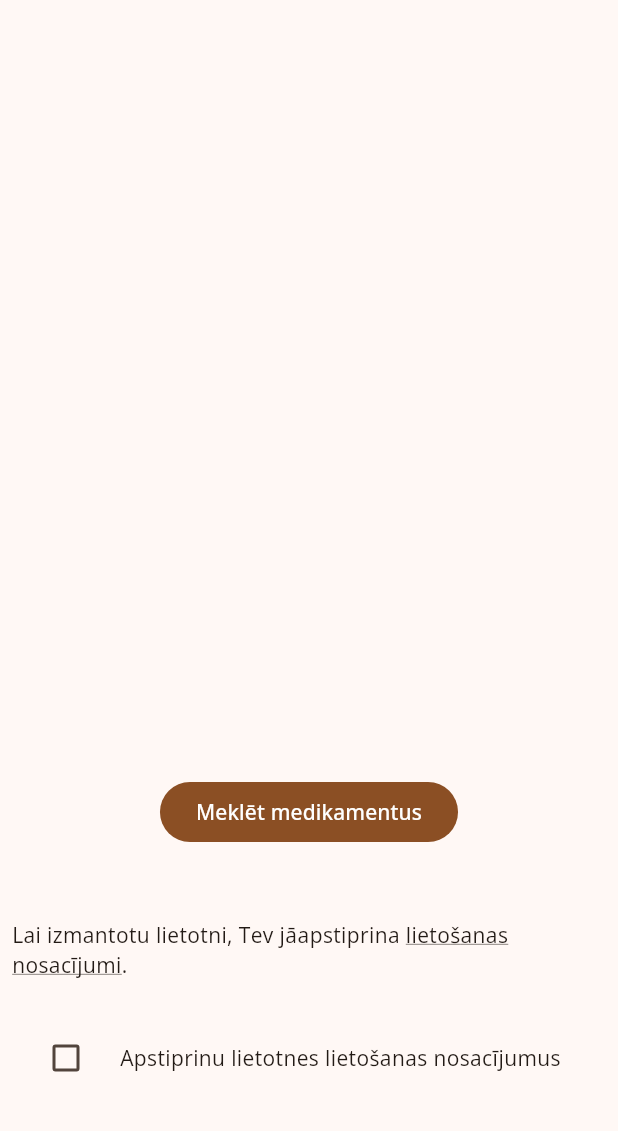
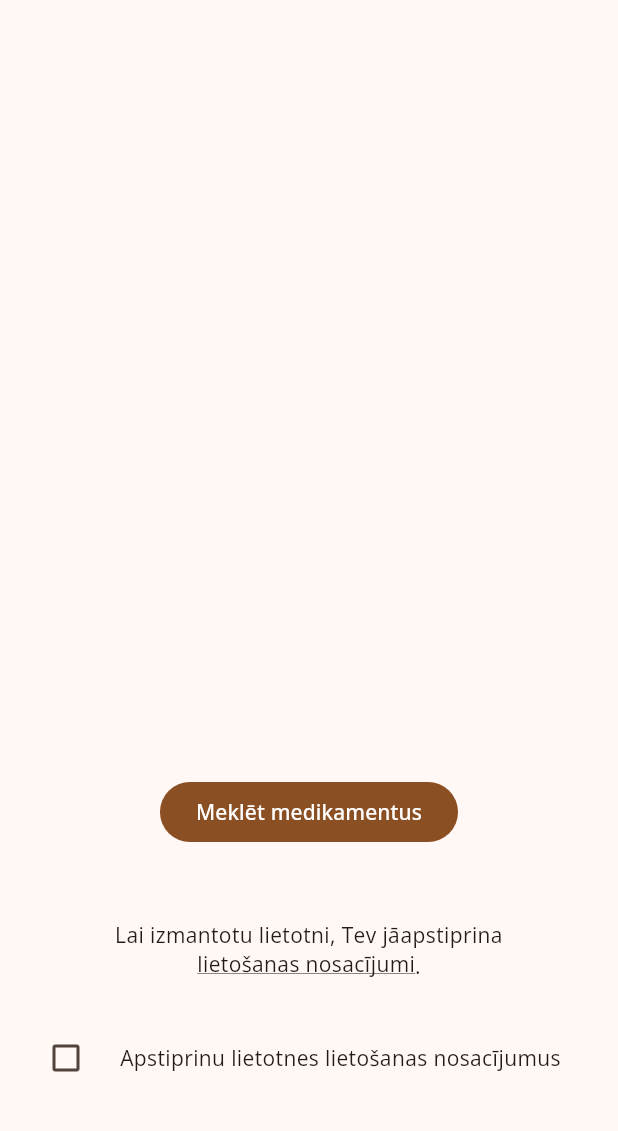
Before and after one commit to jekabsbalodis/drug-reference, a Flutter app: the screen it shows after launch, on a phone screen of 412 x 824 dp, the part 64-1195 px from its top. Run offline on Flutter 3.47's test engine with Material 3 defaults, Android fonts, the phone set to English and light mode, and no system bars; drawn by our look-alikes of flutter_animate; our stand-ins replace google_fonts, supabase_flutter; accounts and stored records are empty.

Commit message:
Creating TextButtons for links

```diff
--- a/lib/screens/welcome.dart
+++ b/lib/screens/welcome.dart
@@ -6,8 +6,10 @@ import 'package:drug_reference/widgets/accept_terms_alert.dart';
 import 'package:drug_reference/widgets/accept_terms_checkbox.dart';
 import 'package:drug_reference/widgets/medication_search.dart';
 import 'package:drug_reference/widgets/search_mode_button.dart';
+import 'package:flutter/cupertino.dart';
 import 'package:flutter/gestures.dart';
 import 'package:flutter/material.dart';
+import 'package:flutter/widgets.dart';
 import 'package:flutter_animate/flutter_animate.dart';
 
 class Welcome extends StatefulWidget {
@@ -104,27 +106,33 @@ class _WelcomeState extends State<Welcome> with TickerProviderStateMixin {
               child: const Text('Meklēt medikamentus')),
           const SizedBox(height: 48),
           Text.rich(
+            textAlign: TextAlign.center,
+            softWrap: true,
             TextSpan(
+              children: [
+                TextSpan(
+                  text: termsPrompt[0],
                   style: Theme.of(context)
                       .textTheme
                       .bodyMedium!
                       .copyWith(color: Theme.of(context).colorScheme.onSurface),
-              children: [
-                TextSpan(text: termsPrompt[0]),
-                TextSpan(
-                    text: termsPrompt[1],
+                ),
+                WidgetSpan(
+                  child: TextButton(
+                    onPressed: _openTermsScreen,
+                    style: TextButton.styleFrom(
+                      minimumSize: Size.zero,
+                      padding: EdgeInsets.zero,
+                      tapTargetSize: MaterialTapTargetSize.shrinkWrap,
+                    ),
+                    child: Text(
+                      termsPrompt[1],
                       style: Theme.of(context).textTheme.bodyMedium!.copyWith(
                             decoration: TextDecoration.underline,
                             decorationColor:
                                 Theme.of(context).colorScheme.onSurface,
-                        color: Theme.of(context).colorScheme.onSurface),
-                    recognizer: TapGestureRecognizer()
-                      ..onTap = _openTermsScreen),
-                TextSpan(
-                    text: termsPrompt[2],
-                    style: Theme.of(context).textTheme.bodyMedium!.copyWith(
-                        color: Theme.of(context).colorScheme.onSurface)),
-              ],
+                            color: Theme.of(context).colorScheme.onSurface,
+                          ),
                     ),
                   )
                       .animate(
@@ -132,6 +140,17 @@ class _WelcomeState extends State<Welcome> with TickerProviderStateMixin {
                         controller: _animationController,
                       )
                       .shake(),
+                ),
+                TextSpan(
+                  text: termsPrompt[2],
+                  style: Theme.of(context)
+                      .textTheme
+                      .bodyMedium!
+                      .copyWith(color: Theme.of(context).colorScheme.onSurface),
+                ),
+              ],
+            ),
+          ),
           const SizedBox(height: 24),
           AcceptTermsCheckbox(
             checkboxState: _isAccepted,
```
Also changed, not shown: lib/screens/medication.dart (+18 -8 lines), 3 other files. Lines whose indentation alone changed are shown as unchanged.
